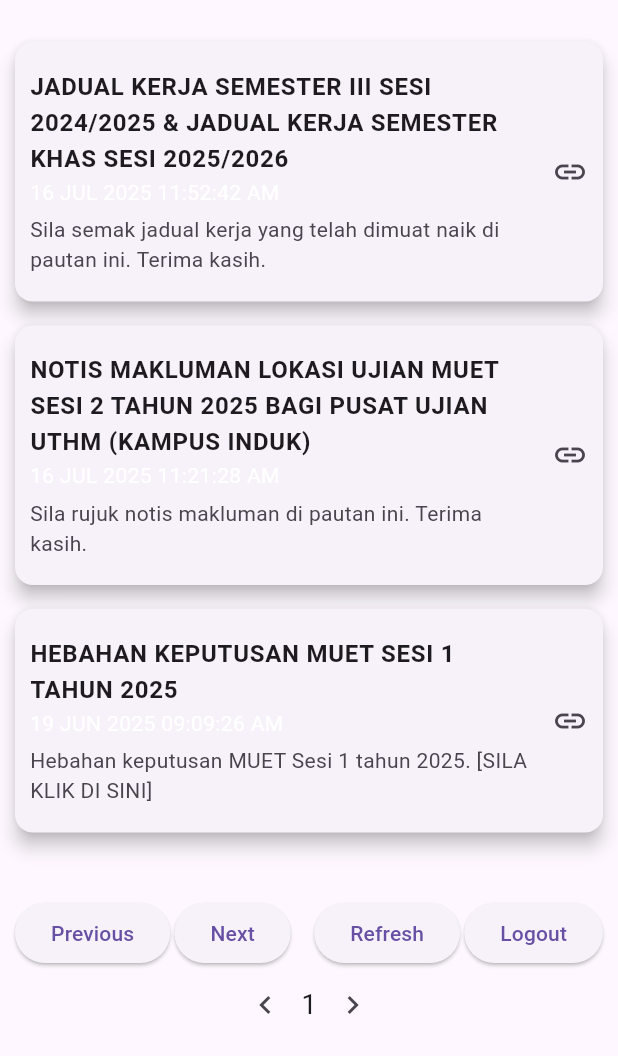
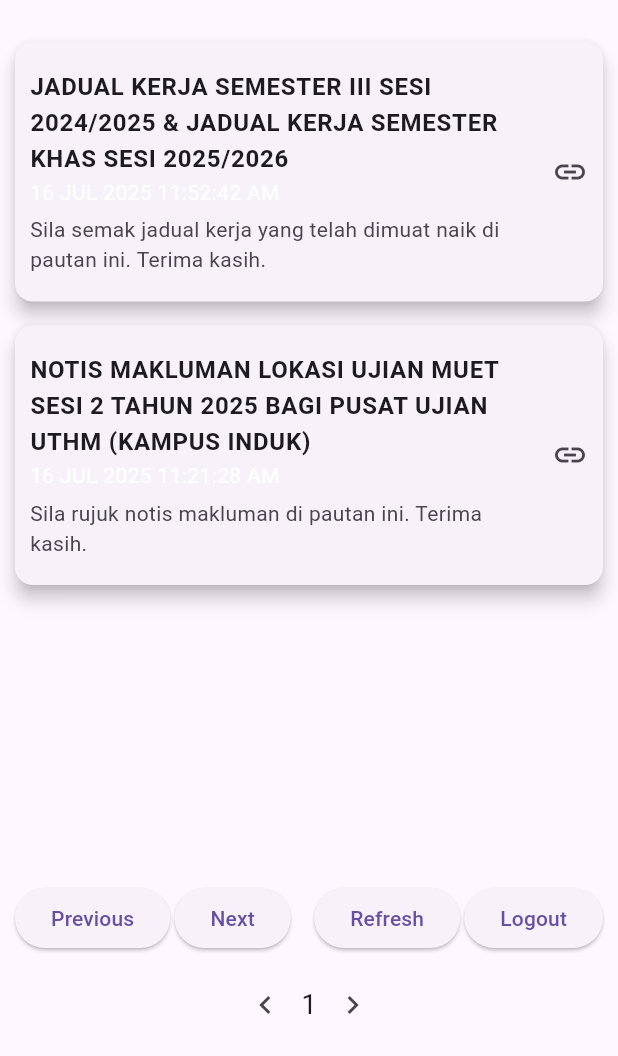
Before and after one commit to Mohamedko5/Samp-Web-Side, a Flutter app: the screen it shows after launch, on a phone screen of 412 x 824 dp, the part 180-1236 px from its top. Run offline on Flutter 3.47's test engine with Material 3 defaults, Android fonts, the light colour scheme and no system bars.

Commit message:
initial commit

```diff
--- a/lib/main.dart
+++ b/lib/main.dart
@@ -2,22 +2,36 @@ import 'package:flutter/material.dart';
 
 void main() => runApp(MyApp());
 
-class MyApp extends StatelessWidget {
+class MyApp extends StatefulWidget {
+  @override
+  _MyAppState createState() => _MyAppState();
+}
+
+class _MyAppState extends State<MyApp> {
+  bool _isDarkTheme = false;
+
   @override
   Widget build(BuildContext context) {
     return MaterialApp(
       debugShowCheckedModeBanner: false,
       title: 'SMAPO Dashboard',
-      theme: ThemeData(
-        primarySwatch: Colors.red,
-        visualDensity: VisualDensity.adaptivePlatformDensity,
+      theme: _isDarkTheme ? ThemeData.dark() : ThemeData.light(),
+      home: DashboardPage(
+        onThemeChanged: (isDark) {
+          setState(() {
+            _isDarkTheme = isDark;
+          });
+        },
       ),
-      home: DashboardPage(),
     );
   }
 }
 
 class DashboardPage extends StatelessWidget {
+  final Function(bool) onThemeChanged;
+
+  DashboardPage({required this.onThemeChanged});
+
   @override
   Widget build(BuildContext context) {
     return Scaffold(
@@ -30,9 +44,21 @@ class DashboardPage extends StatelessWidget {
           ],
         ),
         actions: [
-          IconButton(icon: Icon(Icons.notifications), onPressed: () {}),
-          IconButton(icon: Icon(Icons.settings), onPressed: () {}),
-          IconButton(icon: Icon(Icons.account_circle), onPressed: () {}),
+          IconButton(
+            icon: Icon(Icons.notifications),
+            onPressed: () => _showNotificationDialog(context),
+          ),
+          IconButton(
+            icon: Icon(Icons.settings),
+            onPressed: () => _showSettingsDialog(context),
+          ),
+          IconButton(
+            icon: Icon(Icons.account_circle),
+            onPressed: () => Navigator.push(
+              context,
+              MaterialPageRoute(builder: (_) => ProfilePage()),
+            ),
+          ),
         ],
       ),
       drawer: Drawer(
@@ -62,34 +88,18 @@ class DashboardPage extends StatelessWidget {
               leading: Icon(Icons.assignment),
               onTap: () {},
             ),
+            // Additional drawer items
             ListTile(
-              title: Text("Examination"),
-              leading: Icon(Icons.book),
-              onTap: () {},
-            ),
-            ListTile(
-              title: Text("Graduation"),
-              leading: Icon(Icons.school),
-              onTap: () {},
-            ),
-            ListTile(
-              title: Text("Student Account"),
-              leading: Icon(Icons.account_balance),
-              onTap: () {},
-            ),
-            ListTile(
-              title: Text("Others"),
-              leading: Icon(Icons.more_horiz),
-              onTap: () {},
+              title: Text("Profile"),
+              leading: Icon(Icons.account_circle),
+              onTap: () => Navigator.push(
+                context,
+                MaterialPageRoute(builder: (_) => ProfilePage()),
+              ),
             ),
             ListTile(
               title: Text("Online Application"),
               leading: Icon(Icons.web),
-              onTap: () {},
-            ),
-            ListTile(
-              title: Text("Services"),
-              leading: Icon(Icons.local_activity),
               onTap: () {},
             ),
           ],
@@ -123,12 +133,6 @@ class DashboardPage extends StatelessWidget {
                     body:
                         'Sila rujuk notis makluman di pautan ini. Terima kasih.',
                   ),
-                  DashboardCard(
-                    title: 'HEBAHAN KEPUTUSAN MUET SESI 1 TAHUN 2025',
-                    date: '19 JUN 2025 09:09:26 AM',
-                    body:
-                        'Hebahan keputusan MUET Sesi 1 tahun 2025. [SILA KLIK DI SINI]',
-                  ),
                 ],
               ),
             ),
@@ -143,10 +147,59 @@ class DashboardPage extends StatelessWidget {
                 ElevatedButton(onPressed: () {}, child: Text('Logout')),
               ],
             ),
+            SizedBox(height: 10),
             Pagination(),
           ],
         ),
       ),
+    );
+  }
+
+  void _showNotificationDialog(BuildContext context) {
+    showDialog(
+      context: context,
+      builder: (BuildContext context) {
+        return AlertDialog(
+          title: Text('Notification'),
+          content: Text('You have new notifications!'),
+          actions: [
+            TextButton(
+              onPressed: () => Navigator.pop(context),
+              child: Text('Close'),
+            ),
+          ],
+        );
+      },
+    );
+  }
+
+  void _showSettingsDialog(BuildContext context) {
+    showDialog(
+      context: context,
+      builder: (BuildContext context) {
+        return AlertDialog(
+          title: Text('Settings'),
+          content: Column(
+            mainAxisSize: MainAxisSize.min,
+            children: [
+              SwitchListTile(
+                title: Text('Dark Theme'),
+                value: false,
+                onChanged: (value) {
+                  onThemeChanged(value);
+                  Navigator.pop(context);
+                },
+              ),
+            ],
+          ),
+          actions: [
+            TextButton(
+              onPressed: () => Navigator.pop(context),
+              child: Text('Close'),
+            ),
+          ],
+        );
+      },
     );
   }
 }
@@ -199,3 +252,13 @@ class Pagination extends StatelessWidget {
     );
   }
 }
+
+class ProfilePage extends StatelessWidget {
+  @override
+  Widget build(BuildContext context) {
+    return Scaffold(
+      appBar: AppBar(title: Text('User Profile')),
+      body: Center(child: Text('Profile Information here')),
+    );
+  }
+}
```
